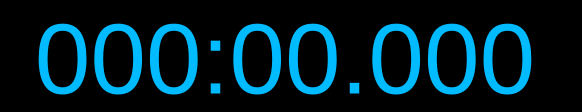
First picture: the form in transport/uitimer.ui, repository buzzinglight/IanniX, before the edit.
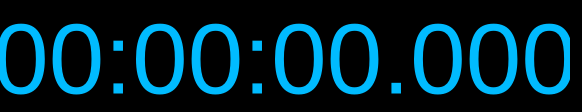
Second picture: the form after the edit.

Patch:
```diff
--- a/transport/uitimer.ui
+++ b/transport/uitimer.ui
@@ -35,7 +35,7 @@
     <string notr="true">font-size: 100px;</string>
    </property>
    <property name="text">
-    <string>000:00.000</string>
+    <string>00:00:00.000</string>
    </property>
    <property name="alignment">
     <set>Qt::AlignCenter</set>
```
